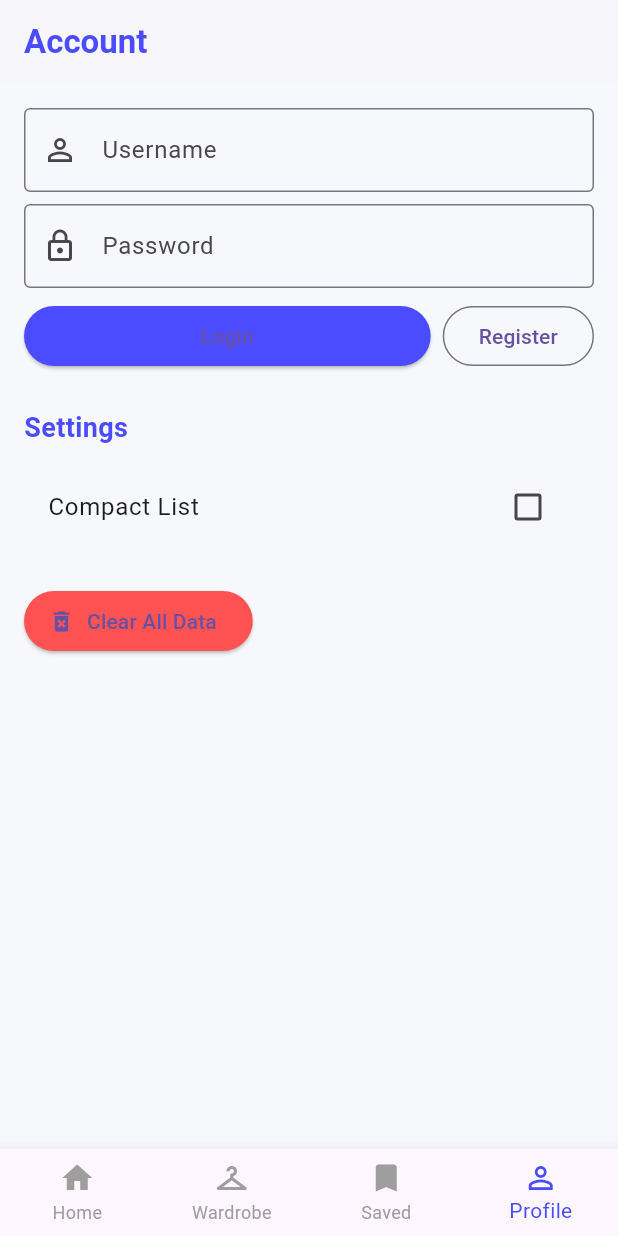
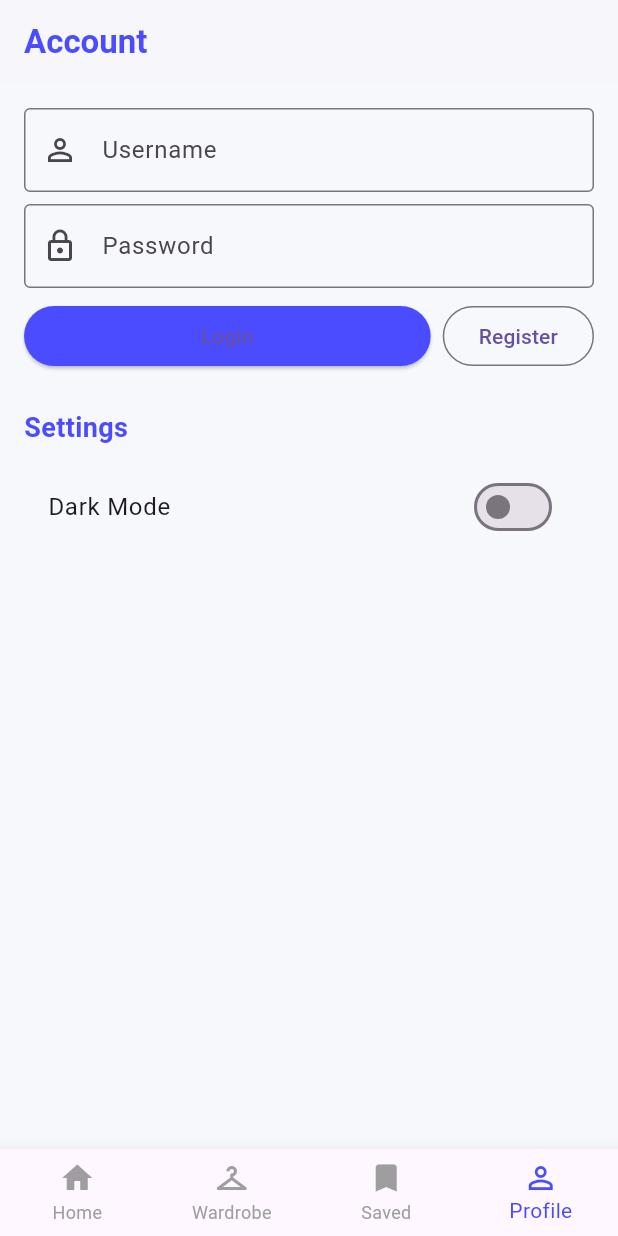
Before and after one commit to 230103252Itachi/wtw, a Flutter app: the screen it shows after launch, item 4 of the bottom bar chosen, on a phone screen of 412 x 824 dp. Run offline on Flutter 3.47's test engine with Material 3 defaults, Android fonts, the phone set to English and light mode, and no system bars; our stand-ins replace flutter_dotenv, flutter_image_compress, flutter_secure_storage, geolocator, hive, hive_flutter and 1 more; accounts and stored records are empty.

Commit message:
Theme changed

```diff
--- a/lib/main.dart
+++ b/lib/main.dart
@@ -63,10 +63,24 @@ class WhatToWearApp extends StatelessWidget {
               brightness: Brightness.dark,
               scaffoldBackgroundColor: Colors.black,
               primaryColor: const Color(0xFF4B4CFF),
+              primarySwatch: Colors.indigo,
+              useMaterial3: true,
               appBarTheme: const AppBarTheme(
                 backgroundColor: Colors.black,
                 foregroundColor: Colors.white,
                 elevation: 1,
+              ),
+              inputDecorationTheme: InputDecorationTheme(
+                filled: true,
+                fillColor: Colors.grey[900],
+                border: OutlineInputBorder(
+                  borderRadius: BorderRadius.circular(12),
+                  borderSide: const BorderSide(color: Colors.grey),
+                ),
+                enabledBorder: OutlineInputBorder(
+                  borderRadius: BorderRadius.circular(12),
+                  borderSide: const BorderSide(color: Colors.grey),
+                ),
               ),
             ),
             themeMode: darkMode ? ThemeMode.dark : ThemeMode.light,
--- a/lib/screens/profile_screen.dart
+++ b/lib/screens/profile_screen.dart
@@ -26,7 +26,7 @@ class _ProfileScreenState extends State<ProfileScreen> {
   final TextEditingController _userController = TextEditingController();
   final TextEditingController _passController = TextEditingController();
 
-  bool _compactList = false;
+  bool _darkMode = false;
 
   @override
   void initState() {
@@ -42,7 +42,7 @@ class _ProfileScreenState extends State<ProfileScreen> {
       await Hive.openBox('settings');
       final box = Hive.box('settings');
       setState(() {
-        _compactList = box.get('compactList', defaultValue: false) as bool;
+        _darkMode = box.get('darkMode', defaultValue: false) as bool;
       });
     } catch (_) {}
   }
@@ -188,14 +188,14 @@ class _ProfileScreenState extends State<ProfileScreen> {
     }
   }
 
-  Future<void> _toggleCompact(bool v) async {
+  Future<void> _toggleDarkMode(bool v) async {
     setState(() {
-      _compactList = v;
+      _darkMode = v;
     });
     try {
       await Hive.openBox('settings');
       final box = Hive.box('settings');
-      await box.put('compactList', v);
+      await box.put('darkMode', v);
     } catch (_) {}
   }
 
@@ -210,6 +210,7 @@ class _ProfileScreenState extends State<ProfileScreen> {
   @override
   Widget build(BuildContext context) {
     return Scaffold(
+      backgroundColor: Theme.of(context).scaffoldBackgroundColor,
       appBar: AppBar(
         title: const Text(
           'Account',
@@ -218,9 +219,7 @@ class _ProfileScreenState extends State<ProfileScreen> {
             fontWeight: FontWeight.bold,
           ),
         ),
-        backgroundColor: Colors.white,
         elevation: 1,
-        foregroundColor: const Color(0xFF4B4CFF),
       ),
       body: _loading
           ? const Center(child: CircularProgressIndicator())
@@ -240,22 +239,14 @@ class _ProfileScreenState extends State<ProfileScreen> {
                     ),
                   ),
                   const SizedBox(height: 12),
-                  CheckboxListTile(
-                    title: const Text('Compact List'),
-                    value: _compactList,
+                  SwitchListTile(
+                    title: const Text('Dark Mode'),
+                    value: _darkMode,
                     onChanged: (v) {
-                      if (v != null) _toggleCompact(v);
+                      _toggleDarkMode(v);
                     },
                   ),
-                  const SizedBox(height: 24),
-                  ElevatedButton.icon(
-                    onPressed: _clearData,
-                    icon: const Icon(Icons.delete_forever),
-                    label: const Text('Clear All Data'),
-                    style: ElevatedButton.styleFrom(
-                      backgroundColor: Colors.redAccent,
-                    ),
-                  ),
+
                 ],
               ),
             ),
--- a/lib/screens/saved_screen.dart
+++ b/lib/screens/saved_screen.dart
@@ -17,6 +17,7 @@ class SavedScreen extends StatelessWidget {
     final saved = wardrobe.saved;
 
     return Scaffold(
+      backgroundColor: Theme.of(context).scaffoldBackgroundColor,
       appBar: AppBar(
         title: const Text(
           'Saved Outfits',
@@ -25,9 +26,7 @@ class SavedScreen extends StatelessWidget {
             fontWeight: FontWeight.bold,
           ),
         ),
-        backgroundColor: Colors.white,
         elevation: 1,
-        foregroundColor: const Color(0xFF4B4CFF),
       ),
       body: Padding(
         padding: const EdgeInsets.all(12.0),
```
Also changed, not shown: lib/screens/home_screen.dart (+9 -7 lines), lib/screens/wardrobe_screen.dart (+10 -7 lines).
